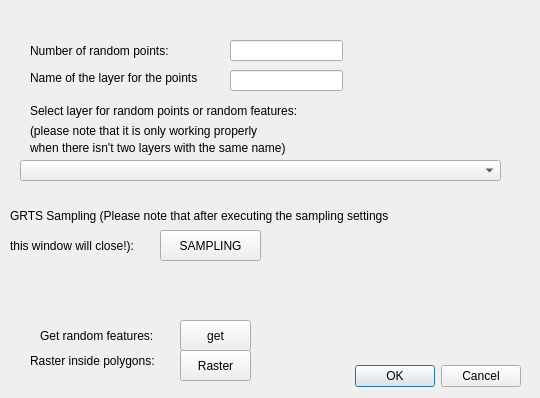
Qt form myplugin_dialog_base.ui (pappmarci95/Testudo_hermanni) before a commit.
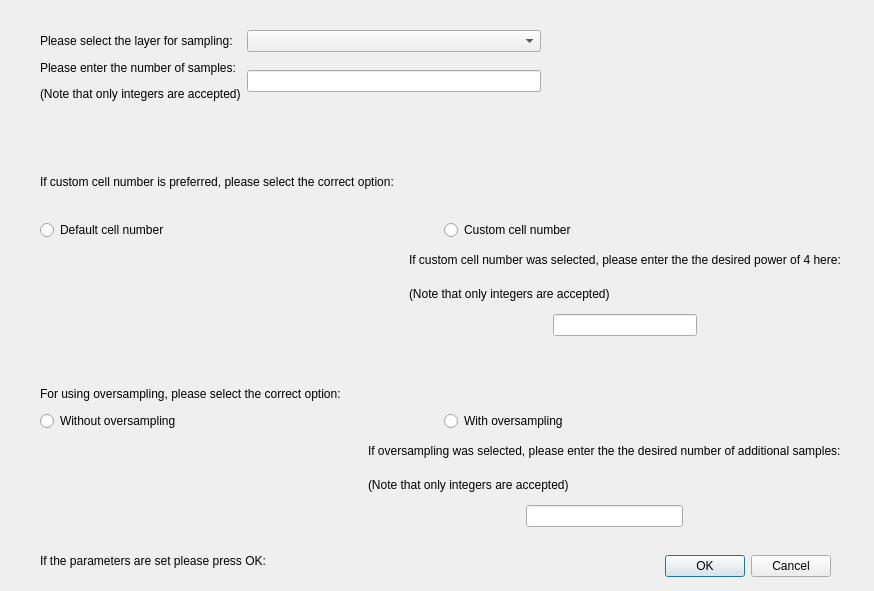
The same form after that commit.

The edit to the form file:
```diff
--- a/myplugin_dialog_base.ui
+++ b/myplugin_dialog_base.ui
@@ -6,8 +6,8 @@
    <rect>
     <x>0</x>
     <y>0</y>
-    <width>540</width>
-    <height>398</height>
+    <width>874</width>
+    <height>591</height>
    </rect>
   </property>
   <property name="windowTitle">
@@ -16,8 +16,8 @@
   <widget class="QDialogButtonBox" name="button_box">
    <property name="geometry">
     <rect>
-     <x>180</x>
-     <y>360</y>
+     <x>490</x>
+     <y>550</y>
      <width>341</width>
      <height>32</height>
     </rect>
@@ -29,190 +29,436 @@
     <set>QDialogButtonBox::Cancel|QDialogButtonBox::Ok</set>
    </property>
   </widget>
-  <widget class="QLineEdit" name="point_number">
+  <widget class="QWidget" name="verticalLayoutWidget">
    <property name="geometry">
     <rect>
-     <x>230</x>
-     <y>40</y>
-     <width>113</width>
-     <height>21</height>
-    </rect>
-   </property>
-  </widget>
-  <widget class="QLabel" name="label">
-   <property name="geometry">
-    <rect>
-     <x>30</x>
+     <x>40</x>
      <y>30</y>
-     <width>171</width>
-     <height>41</height>
+     <width>801</width>
+     <height>497</height>
     </rect>
    </property>
-   <property name="text">
-    <string>Number of random points:</string>
-   </property>
+   <layout class="QVBoxLayout" name="verticalLayout">
+    <item>
+     <layout class="QHBoxLayout" name="horizontalLayout_3">
+      <item>
+       <layout class="QVBoxLayout" name="verticalLayout_6">
+        <item>
+         <layout class="QGridLayout" name="gridLayout">
+          <item row="2" column="0">
+           <widget class="QLabel" name="label_3">
+            <property name="text">
+             <string>(Note that only integers are accepted)</string>
+            </property>
+           </widget>
+          </item>
+          <item row="1" column="0">
+           <widget class="QLabel" name="label_2">
+            <property name="text">
+             <string>Please enter the number of samples:</string>
+            </property>
+           </widget>
+          </item>
+          <item row="1" column="1" rowspan="2">
+           <layout class="QVBoxLayout" name="verticalLayout_2">
+            <item>
+             <layout class="QHBoxLayout" name="horizontalLayout_4">
+              <item>
+               <widget class="QLineEdit" name="numb"/>
+              </item>
+             </layout>
+            </item>
+           </layout>
+          </item>
+          <item row="0" column="0">
+           <widget class="QLabel" name="label">
+            <property name="text">
+             <string>Please select the layer for sampling:</string>
+            </property>
+           </widget>
+          </item>
+          <item row="0" column="1">
+           <widget class="QComboBox" name="cbox"/>
+          </item>
+          <item row="1" column="2">
+           <layout class="QVBoxLayout" name="verticalLayout_3">
+            <item>
+             <spacer name="horizontalSpacer_9">
+              <property name="orientation">
+               <enum>Qt::Horizontal</enum>
+              </property>
+              <property name="sizeHint" stdset="0">
+               <size>
+                <width>40</width>
+                <height>20</height>
+               </size>
+              </property>
+             </spacer>
+            </item>
+           </layout>
+          </item>
+          <item row="3" column="0" colspan="3">
+           <spacer name="verticalSpacer">
+            <property name="orientation">
+             <enum>Qt::Vertical</enum>
+            </property>
+            <property name="sizeType">
+             <enum>QSizePolicy::Maximum</enum>
+            </property>
+            <property name="sizeHint" stdset="0">
+             <size>
+              <width>20</width>
+              <height>40</height>
+             </size>
+            </property>
+           </spacer>
+          </item>
+          <item row="0" column="2">
+           <spacer name="horizontalSpacer_4">
+            <property name="orientation">
+             <enum>Qt::Horizontal</enum>
+            </property>
+            <property name="sizeHint" stdset="0">
+             <size>
+              <width>40</width>
+              <height>20</height>
+             </size>
+            </property>
+           </spacer>
+          </item>
+          <item row="2" column="2">
+           <spacer name="horizontalSpacer_8">
+            <property name="orientation">
+             <enum>Qt::Horizontal</enum>
+            </property>
+            <property name="sizeHint" stdset="0">
+             <size>
+              <width>40</width>
+              <height>20</height>
+             </size>
+            </property>
+           </spacer>
+          </item>
+         </layout>
+        </item>
+       </layout>
+      </item>
+     </layout>
+    </item>
+    <item>
+     <layout class="QHBoxLayout" name="horizontalLayout">
+      <item>
+       <layout class="QVBoxLayout" name="verticalLayout_7">
+        <item>
+         <widget class="QLabel" name="label_4">
+          <property name="text">
+           <string>If custom cell number is preferred, please select the correct option:</string>
+          </property>
+         </widget>
+        </item>
+        <item>
+         <layout class="QHBoxLayout" name="horizontalLayout_5">
+          <item>
+           <layout class="QVBoxLayout" name="verticalLayout_10">
+            <item>
+             <widget class="QRadioButton" name="button_def">
+              <property name="text">
+               <string>Default cell number</string>
+              </property>
+             </widget>
+            </item>
+           </layout>
+          </item>
+          <item>
+           <layout class="QVBoxLayout" name="verticalLayout_9">
+            <item>
+             <widget class="QRadioButton" name="button_custom">
+              <property name="text">
+               <string>Custom cell number</string>
+              </property>
+             </widget>
+            </item>
+           </layout>
+          </item>
+         </layout>
+        </item>
+       </layout>
+      </item>
+     </layout>
+    </item>
+    <item>
+     <layout class="QHBoxLayout" name="horizontalLayout_6">
+      <item>
+       <layout class="QHBoxLayout" name="horizontalLayout_8">
+        <item>
+         <spacer name="horizontalSpacer_3">
+          <property name="orientation">
+           <enum>Qt::Horizontal</enum>
+          </property>
+          <property name="sizeHint" stdset="0">
+           <size>
+            <width>40</width>
+            <height>20</height>
+           </size>
+          </property>
+         </spacer>
+        </item>
+       </layout>
+      </item>
+      <item>
+       <layout class="QHBoxLayout" name="horizontalLayout_7">
+        <item>
+         <layout class="QGridLayout" name="gridLayout_3">
+          <item row="2" column="0">
+           <layout class="QVBoxLayout" name="verticalLayout_11">
+            <item>
+             <layout class="QGridLayout" name="gridLayout_5">
+              <item row="0" column="0">
+               <layout class="QHBoxLayout" name="horizontalLayout_12">
+                <item>
+                 <spacer name="horizontalSpacer">
+                  <property name="orientation">
+                   <enum>Qt::Horizontal</enum>
+                  </property>
+                  <property name="sizeType">
+                   <enum>QSizePolicy::MinimumExpanding</enum>
+                  </property>
+                  <property name="sizeHint" stdset="0">
+                   <size>
+                    <width>0</width>
+                    <height>0</height>
+                   </size>
+                  </property>
+                 </spacer>
+                </item>
+                <item>
+                 <layout class="QVBoxLayout" name="verticalLayout_24">
+                  <item>
+                   <widget class="QLineEdit" name="custom_quadr"/>
+                  </item>
+                 </layout>
+                </item>
+                <item>
+                 <layout class="QVBoxLayout" name="verticalLayout_22">
+                  <item>
+                   <spacer name="horizontalSpacer_2">
+                    <property name="orientation">
+                     <enum>Qt::Horizontal</enum>
+                    </property>
+                    <property name="sizeType">
+                     <enum>QSizePolicy::MinimumExpanding</enum>
+                    </property>
+                    <property name="sizeHint" stdset="0">
+                     <size>
+                      <width>40</width>
+                      <height>20</height>
+                     </size>
+                    </property>
+                   </spacer>
+                  </item>
+                 </layout>
+                </item>
+               </layout>
+              </item>
+             </layout>
+            </item>
+           </layout>
+          </item>
+          <item row="1" column="0">
+           <layout class="QVBoxLayout" name="verticalLayout_14">
+            <item>
+             <widget class="QLabel" name="label_6">
+              <property name="text">
+               <string>(Note that only integers are accepted)</string>
+              </property>
+             </widget>
+            </item>
+           </layout>
+          </item>
+          <item row="0" column="0">
+           <widget class="QLabel" name="label_5">
+            <property name="text">
+             <string>If custom cell number was selected, please enter the the desired power of 4 here:</string>
+            </property>
+           </widget>
+          </item>
+         </layout>
+        </item>
+       </layout>
+      </item>
+     </layout>
+    </item>
+    <item>
+     <layout class="QGridLayout" name="gridLayout_8">
+      <item row="0" column="0">
+       <layout class="QHBoxLayout" name="horizontalLayout_15">
+        <item>
+         <layout class="QGridLayout" name="gridLayout_9">
+          <item row="3" column="0">
+           <layout class="QVBoxLayout" name="verticalLayout_26"/>
+          </item>
+          <item row="2" column="1">
+           <widget class="QRadioButton" name="button_oversampling">
+            <property name="text">
+             <string>With oversampling</string>
+            </property>
+           </widget>
+          </item>
+          <item row="1" column="0" colspan="2">
+           <widget class="QLabel" name="label_9">
+            <property name="text">
+             <string>For using oversampling, please select the correct option:</string>
+            </property>
+           </widget>
+          </item>
+          <item row="0" column="0" colspan="2">
+           <spacer name="verticalSpacer_3">
+            <property name="orientation">
+             <enum>Qt::Vertical</enum>
+            </property>
+            <property name="sizeType">
+             <enum>QSizePolicy::Minimum</enum>
+            </property>
+            <property name="sizeHint" stdset="0">
+             <size>
+              <width>20</width>
+              <height>40</height>
+             </size>
+            </property>
+           </spacer>
+          </item>
+          <item row="2" column="0">
+           <widget class="QRadioButton" name="button_not_oversampling">
+            <property name="text">
+             <string>Without oversampling</string>
+            </property>
+           </widget>
+          </item>
+         </layout>
+        </item>
+       </layout>
+      </item>
+     </layout>
+    </item>
+    <item>
+     <layout class="QHBoxLayout" name="horizontalLayout_14">
+      <item>
+       <layout class="QHBoxLayout" name="horizontalLayout_16">
+        <item>
+         <layout class="QHBoxLayout" name="horizontalLayout_17">
+          <item>
+           <spacer name="horizontalSpacer_5">
+            <property name="orientation">
+             <enum>Qt::Horizontal</enum>
+            </property>
+            <property name="sizeHint" stdset="0">
+             <size>
+              <width>40</width>
+              <height>20</height>
+             </size>
+            </property>
+           </spacer>
+          </item>
+         </layout>
+        </item>
+        <item>
+         <layout class="QHBoxLayout" name="horizontalLayout_18">
+          <item>
+           <layout class="QGridLayout" name="gridLayout_6">
+            <item row="2" column="0">
+             <layout class="QVBoxLayout" name="verticalLayout_25">
+              <item>
+               <layout class="QGridLayout" name="gridLayout_7">
+                <item row="0" column="0">
+                 <layout class="QHBoxLayout" name="horizontalLayout_19">
+                  <item>
+                   <spacer name="horizontalSpacer_6">
+                    <property name="orientation">
+                     <enum>Qt::Horizontal</enum>
+                    </property>
+                    <property name="sizeType">
+                     <enum>QSizePolicy::MinimumExpanding</enum>
+                    </property>
+                    <property name="sizeHint" stdset="0">
+                     <size>
+                      <width>0</width>
+                      <height>0</height>
+                     </size>
+                    </property>
+                   </spacer>
+                  </item>
+                  <item>
+                   <layout class="QVBoxLayout" name="verticalLayout_27">
+                    <item>
+                     <widget class="QLineEdit" name="oversample"/>
+                    </item>
+                   </layout>
+                  </item>
+                  <item>
+                   <layout class="QVBoxLayout" name="verticalLayout_28">
+                    <item>
+                     <spacer name="horizontalSpacer_7">
+                      <property name="orientation">
+                       <enum>Qt::Horizontal</enum>
+                      </property>
+                      <property name="sizeType">
+                       <enum>QSizePolicy::MinimumExpanding</enum>
+                      </property>
+                      <property name="sizeHint" stdset="0">
+                       <size>
+                        <width>40</width>
+                        <height>20</height>
+                       </size>
+                      </property>
+                     </spacer>
+                    </item>
+                   </layout>
+                  </item>
+                 </layout>
+                </item>
+               </layout>
+              </item>
+             </layout>
+            </item>
+            <item row="1" column="0">
+             <layout class="QVBoxLayout" name="verticalLayout_29">
+              <item>
+               <widget class="QLabel" name="label_7">
+                <property name="text">
+                 <string>(Note that only integers are accepted)</string>
+                </property>
+               </widget>
+              </item>
+             </layout>
+            </item>
+            <item row="0" column="0">
+             <widget class="QLabel" name="label_8">
+              <property name="text">
+               <string>If oversampling was selected, please enter the the desired number of additional samples:</string>
+              </property>
+             </widget>
+            </item>
+           </layout>
+          </item>
+         </layout>
+        </item>
+       </layout>
+      </item>
+     </layout>
+    </item>
+   </layout>
   </widget>
-  <widget class="QLabel" name="label_2">
-   <property name="geometry">
-    <rect>
-     <x>30</x>
-     <y>100</y>
-     <width>321</width>
-     <height>21</height>
-    </rect>
-   </property>
-   <property name="text">
-    <string>Select layer for random points or random features:</string>
-   </property>
-  </widget>
-  <widget class="QLineEdit" name="name_widget">
-   <property name="geometry">
-    <rect>
-     <x>230</x>
-     <y>70</y>
-     <width>113</width>
-     <height>21</height>
-    </rect>
-   </property>
-  </widget>
-  <widget class="QLabel" name="label_3">
+  <widget class="QLabel" name="label_10">
    <property name="geometry">
     <rect>
      <x>40</x>
-     <y>320</y>
-     <width>131</width>
-     <height>31</height>
-    </rect>
-   </property>
-   <property name="text">
-    <string>Get random features:</string>
-   </property>
-  </widget>
-  <widget class="QPushButton" name="get_random">
-   <property name="geometry">
-    <rect>
-     <x>180</x>
-     <y>320</y>
-     <width>71</width>
-     <height>31</height>
-    </rect>
-   </property>
-   <property name="text">
-    <string>get</string>
-   </property>
-  </widget>
-  <widget class="QLabel" name="label_4">
-   <property name="geometry">
-    <rect>
-     <x>30</x>
-     <y>340</y>
-     <width>151</width>
-     <height>41</height>
-    </rect>
-   </property>
-   <property name="text">
-    <string>Raster inside polygons: </string>
-   </property>
-  </widget>
-  <widget class="QPushButton" name="rasterbutton">
-   <property name="geometry">
-    <rect>
-     <x>180</x>
-     <y>350</y>
-     <width>71</width>
-     <height>31</height>
-    </rect>
-   </property>
-   <property name="text">
-    <string>Raster</string>
-   </property>
-  </widget>
-  <widget class="QComboBox" name="cbox">
-   <property name="geometry">
-    <rect>
-     <x>20</x>
-     <y>160</y>
-     <width>481</width>
+     <y>550</y>
+     <width>371</width>
      <height>21</height>
     </rect>
    </property>
-  </widget>
-  <widget class="QLabel" name="label_5">
-   <property name="geometry">
-    <rect>
-     <x>30</x>
-     <y>120</y>
-     <width>461</width>
-     <height>21</height>
-    </rect>
-   </property>
    <property name="text">
-    <string>(please note that it is only working properly </string>
-   </property>
-  </widget>
-  <widget class="QLabel" name="label_6">
-   <property name="geometry">
-    <rect>
-     <x>30</x>
-     <y>140</y>
-     <width>391</width>
-     <height>16</height>
-    </rect>
-   </property>
-   <property name="text">
-    <string>when there isn't two layers with the same name)</string>
-   </property>
-  </widget>
-  <widget class="QLabel" name="label_7">
-   <property name="geometry">
-    <rect>
-     <x>30</x>
-     <y>70</y>
-     <width>211</width>
-     <height>16</height>
-    </rect>
-   </property>
-   <property name="text">
-    <string>Name of the layer for the points</string>
-   </property>
-  </widget>
-  <widget class="QLabel" name="label_8">
-   <property name="geometry">
-    <rect>
-     <x>10</x>
-     <y>200</y>
-     <width>451</width>
-     <height>31</height>
-    </rect>
-   </property>
-   <property name="text">
-    <string>GRTS Sampling (Please note that after executing the sampling settings </string>
-   </property>
-  </widget>
-  <widget class="QPushButton" name="samplingbutton">
-   <property name="geometry">
-    <rect>
-     <x>160</x>
-     <y>230</y>
-     <width>101</width>
-     <height>31</height>
-    </rect>
-   </property>
-   <property name="text">
-    <string>SAMPLING</string>
-   </property>
-  </widget>
-  <widget class="QLabel" name="label_9">
-   <property name="geometry">
-    <rect>
-     <x>10</x>
-     <y>235</y>
-     <width>151</width>
-     <height>21</height>
-    </rect>
-   </property>
-   <property name="text">
-    <string>this window will close!):</string>
+    <string>If the parameters are set please press OK:</string>
    </property>
   </widget>
  </widget>
```
